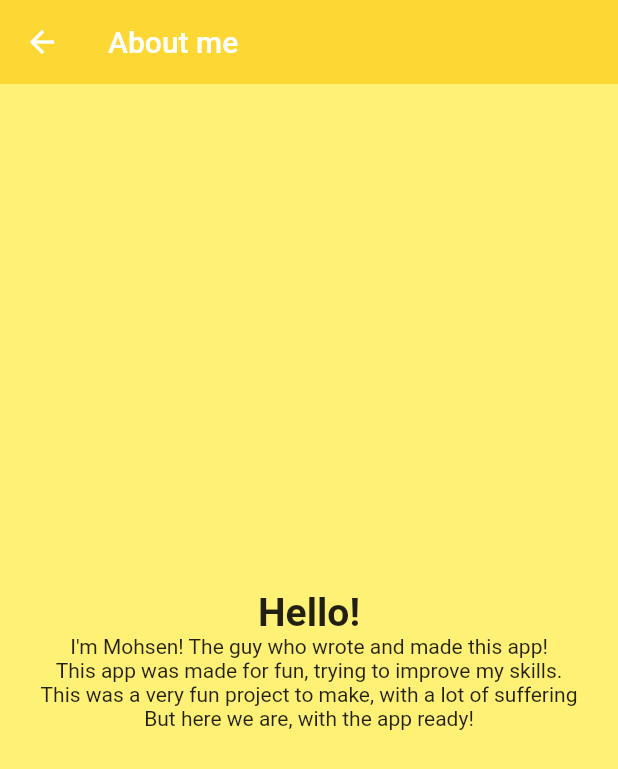
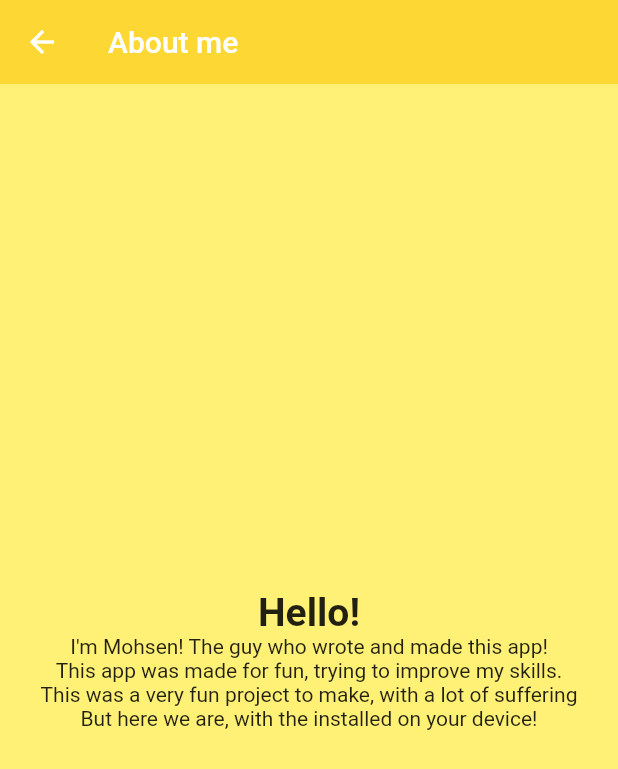
Before and after one commit to mohsenemx/todo, a Flutter app: the AboutMe screen opened directly, on a phone screen of 412 x 824 dp. Shown: the top 769 px of the screen. Run offline on Flutter 3.47's test engine with Material 2 defaults, Android fonts, the phone set to English and light mode, and no system bars; our stand-ins replace hive_flutter; accounts and stored records are empty.

Commit message:
fixed some bugs and improvements

```diff
--- a/lib/aboutMeScreen.dart
+++ b/lib/aboutMeScreen.dart
@@ -35,7 +35,7 @@ class _AboutMeState extends State<AboutMe> {
               Text('This app was made for fun, trying to improve my skills.'),
               Text(
                   'This was a very fun project to make, with a lot of suffering'),
-              Text('But here we are, with the app ready!'),
+              Text('But here we are, with the installed on your device!'),
             ],
           ),
         ),
--- a/pubspec.yaml
+++ b/pubspec.yaml
@@ -16,7 +16,7 @@ publish_to: 'none' # Remove this line if you wish to publish to pub.dev
 # https://developer.apple.com/library/archive/documentation/General/Reference/InfoPlistKeyReference/Articles/CoreFoundationKeys.html
 # In Windows, build-name is used as the major, minor, and patch parts
 # of the product and file versions while build-number is used as the build suffix.
-version: 1.2.0+3
+version: 1.2.2+4
 
 environment:
   sdk: '>=3.1.0 <4.0.0'
```
Also changed, not shown: lib/mainScreen.dart (+2 -5 lines).
